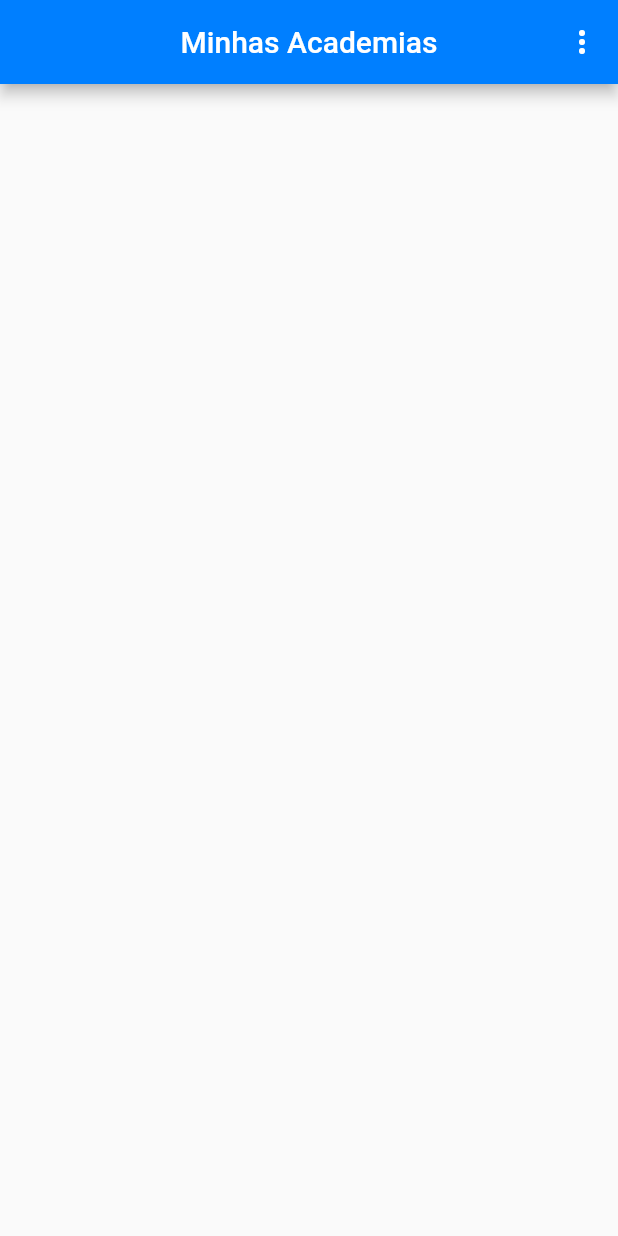
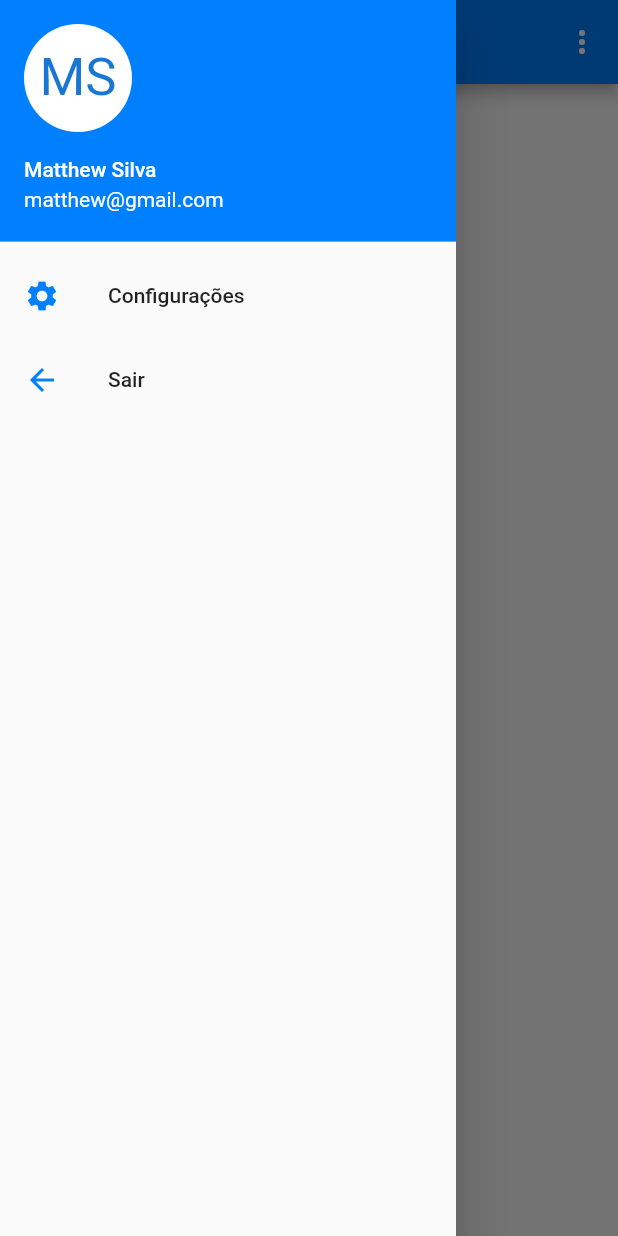
Before and after one commit to matheusd-oliveira/Gym-App, a Flutter app: the screen it shows after launch, with the side drawer open (before the commit the screen has no drawer), on a phone screen of 412 x 824 dp. Run offline on Flutter 3.47's test engine with Material 2 defaults, Android fonts, the light colour scheme and no system bars; our stand-ins replace shared_preferences.

Commit message:
home -get home drawer

```diff
--- a/lib/pages/home/home_page.dart
+++ b/lib/pages/home/home_page.dart
@@ -1,5 +1,6 @@
 import 'package:flutter/material.dart';
 import 'package:gym_app/pages/home/home_widgets/home_appbar.dart';
+import 'package:gym_app/pages/home/home_widgets/home_drawer.dart';
 
 class HomePage extends StatefulWidget {
   @override
@@ -11,7 +12,7 @@ class _HomePageState extends State<HomePage> {
   Widget build(BuildContext context) {
     return Scaffold(
       appBar: getHomeAppBar(),
-      //drawer: getHomeDrawer(),
+      drawer: getHomeDrawer(),
       //floatingActionButton: getHomeFab(),
       body: Container(),
     );
--- a/lib/pages/home/home_widgets/home_drawer.dart
+++ b/lib/pages/home/home_widgets/home_drawer.dart
@@ -0,0 +1,40 @@
+// ignore_for_file: prefer_const_literals_to_create_immutables, prefer_const_constructors
+
+import 'package:flutter/material.dart';
+import 'package:gym_app/shared/constants/custom_colors.dart';
+
+Drawer getHomeDrawer() {
+  return Drawer(
+    child: ListView(
+      padding: EdgeInsets.zero,
+      children: [
+        UserAccountsDrawerHeader(
+          decoration: BoxDecoration(color: Color(0xff007fff)),
+          accountName: Text('Matthew Silva'),
+          accountEmail: Text('matthew@gmail.com'),
+          currentAccountPicture: CircleAvatar(
+            backgroundColor: Colors.white,
+            child: Text(
+              'MS',
+              style: TextStyle(fontSize: 35),
+            ),
+          ),
+        ),
+        ListTile(
+          leading: Icon(
+            Icons.settings,
+            color: CustomColors().getAppBarMainColor(),
+          ),
+          title: Text('Configurações'),
+        ),
+        ListTile(
+          leading: Icon(
+            Icons.arrow_back_sharp,
+            color: CustomColors().getAppBarMainColor(),
+          ),
+          title: Text('Sair'),
+        ),
+      ],
+    ),
+  );
+}
--- a/lib/shared/constants/custom_colors.dart
+++ b/lib/shared/constants/custom_colors.dart
@@ -5,6 +5,7 @@ class CustomColors {
   Color _activeSecondaryButton = Color.fromARGB(255, 220, 220, 255);
   Color _gradientMainColor = Color.fromARGB(255, 0, 75, 200);
   Color _gradientSecColor = Color.fromARGB(255, 75, 175, 255);
+  Color _appBarMainColor = Color(0xff007fff);
 
   Color getActivePrimaryButtonColor() {
     return _activePrimaryButton;
@@ -21,4 +22,8 @@ class CustomColors {
   Color getGradientSecondaryColor() {
     return _gradientSecColor;
   }
+
+  Color getAppBarMainColor() {
+    return _appBarMainColor;
+  }
 }
```
